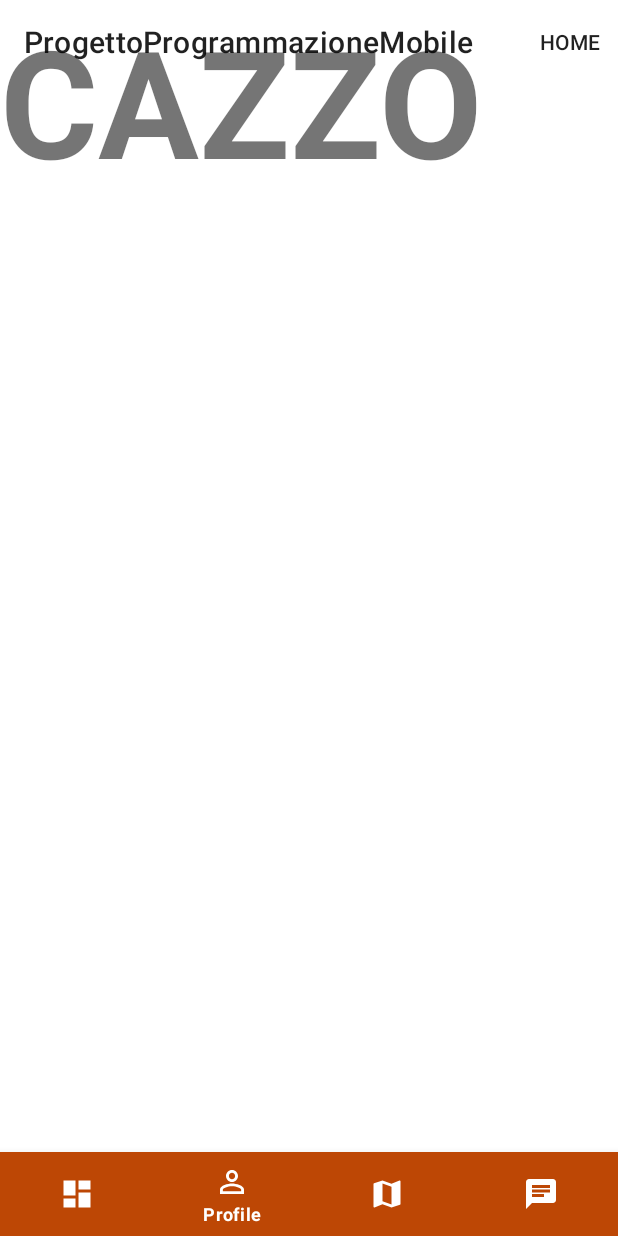
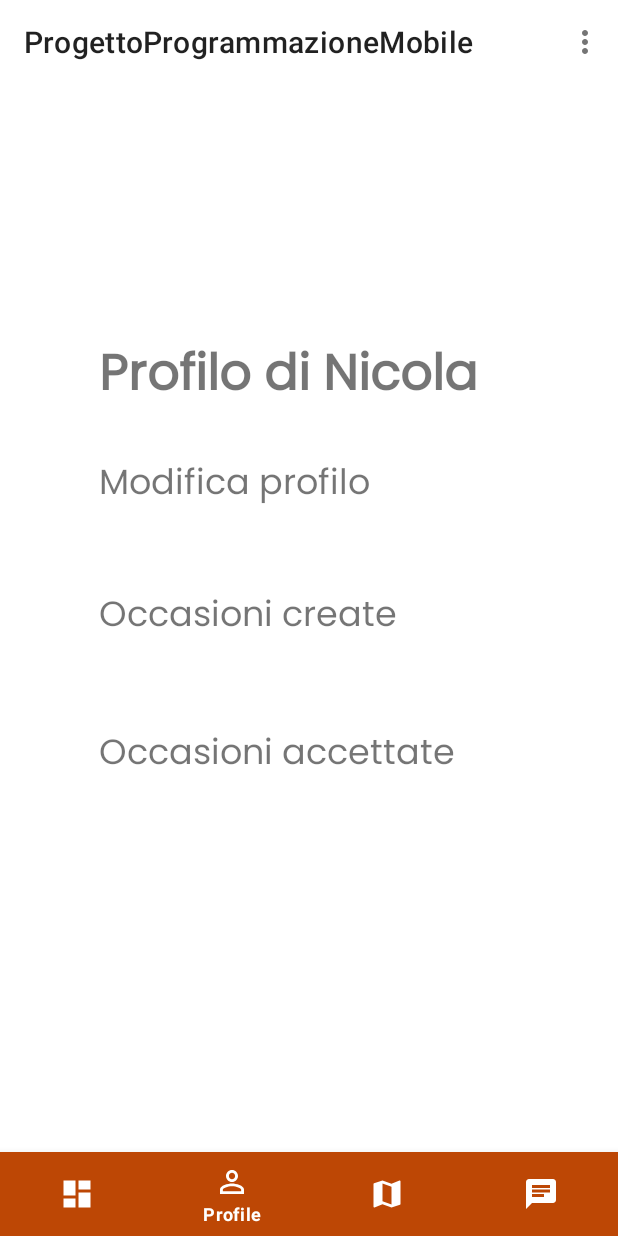
Before and after one commit to FilippoMariucci/ProgettoAndorid, an Android app: the screen it shows after launch (HomeActivity), item 2 of the bottom bar chosen, on a phone screen of 412 x 824 dp. Run offline under Robolectric (Android 15) with nearby library versions, the phone set to English and light mode, and no system bars.

Commit message:
navigate controller bottom menu

```diff
--- a/app/src/main/java/com/example/progettoprogrammazionemobile/HomeActivity.kt
+++ b/app/src/main/java/com/example/progettoprogrammazionemobile/HomeActivity.kt
@@ -3,7 +3,10 @@ package com.example.progettoprogrammazionemobile
 import androidx.appcompat.app.AppCompatActivity
 import android.os.Bundle
 import android.view.Menu
+import android.view.MenuItem
+import android.widget.Toolbar
 import androidx.navigation.findNavController
+import com.google.android.material.bottomnavigation.BottomNavigationView
 
 class HomeActivity : AppCompatActivity() {
 
@@ -14,14 +17,29 @@ class HomeActivity : AppCompatActivity() {
 
 
         //val navController = this.findNavController(R.id.myNavHostFragment)
-        print("provaosva")
         setSupportActionBar(findViewById(R.id.topAppBar))
 
+
+        val mOnNavigationItemSelectedListener =
+            BottomNavigationView.OnNavigationItemSelectedListener { item ->
+                when (item.itemId) {
+                    R.id.icon_user -> {
+                        val navController = this.findNavController(R.id.myNavHostFragment)
+                        navController.navigate(R.id.action_homeFragment_to_profilo)
+                        return@OnNavigationItemSelectedListener true
+                    }
+
+                }
+                false
+            }
+
+        val bottomAppBar = findViewById<BottomNavigationView>(R.id.bottomAppBar)
+        bottomAppBar.setOnNavigationItemSelectedListener(mOnNavigationItemSelectedListener)
     }
 
-   override fun onCreateOptionsMenu(menu: Menu): Boolean {
+    override fun onCreateOptionsMenu(menu: Menu): Boolean {
         // Inflate the menu; this adds items to the action bar if it is present.
-        menuInflater.inflate(R.menu.top_menu, menu)
+        menuInflater.inflate(R.menu.bottom_menu, menu)
         return true
     }
 }
--- a/app/src/main/res/layout/activity_home.xml
+++ b/app/src/main/res/layout/activity_home.xml
@@ -43,8 +43,10 @@
         android:id="@+id/myNavHostFragment"
         android:name="androidx.navigation.fragment.NavHostFragment"
         android:layout_width="match_parent"
-        android:layout_height="match_parent"
+        android:layout_height="0dp"
         app:defaultNavHost="true"
+        app:layout_constraintBottom_toTopOf="@+id/bottomAppBar"
+        app:layout_constraintTop_toBottomOf="@+id/appBarLayout"
         app:navGraph="@navigation/my_navgraph" />
 
 </androidx.constraintlayout.widget.ConstraintLayout>
--- a/app/src/main/res/layout/fragment_occasioni_accettate.xml
+++ b/app/src/main/res/layout/fragment_occasioni_accettate.xml
@@ -1,5 +1,6 @@
 <?xml version="1.0" encoding="utf-8"?>
 <FrameLayout xmlns:android="http://schemas.android.com/apk/res/android"
+    xmlns:app="http://schemas.android.com/apk/res-auto"
     xmlns:tools="http://schemas.android.com/tools"
     android:layout_width="match_parent"
     android:layout_height="match_parent"
@@ -7,9 +8,6 @@
 
 
     <ScrollView
-        xmlns:android="http://schemas.android.com/apk/res/android"
-        xmlns:app="http://schemas.android.com/apk/res-auto"
-        xmlns:tools="http://schemas.android.com/tools"
         android:layout_width="match_parent"
         android:layout_height="wrap_content"
         android:fillViewport="true">
--- a/app/src/main/res/navigation/my_navgraph.xml
+++ b/app/src/main/res/navigation/my_navgraph.xml
@@ -8,5 +8,14 @@
         android:id="@+id/homeFragment"
         android:name="com.example.progettoprogrammazionemobile.homeFragment"
         android:label="homeFragment"
-        tools:layout="@layout/fragment_home"/>
+        tools:layout="@layout/fragment_home">
+        <action
+            android:id="@+id/action_homeFragment_to_profilo"
+            app:destination="@id/profilo" />
+    </fragment>
+    <fragment
+        android:id="@+id/profilo"
+        android:name="com.example.progettoprogrammazionemobile.profilo"
+        android:label="fragment_profilo"
+        tools:layout="@layout/fragment_profilo" />
 </navigation>
```
